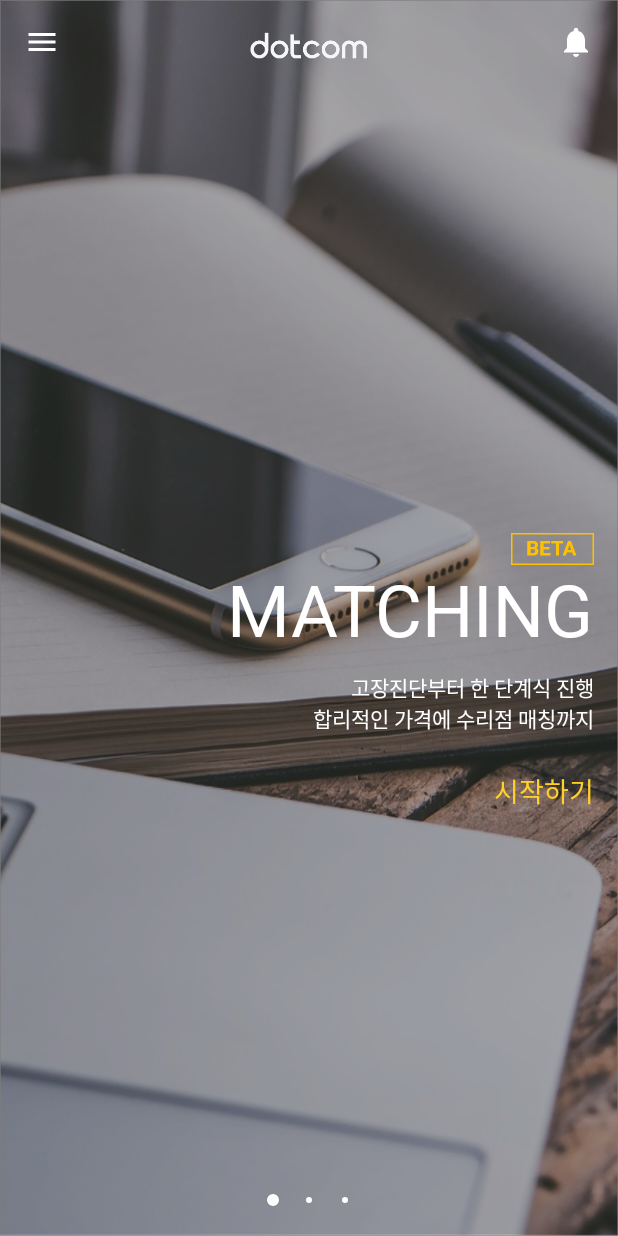
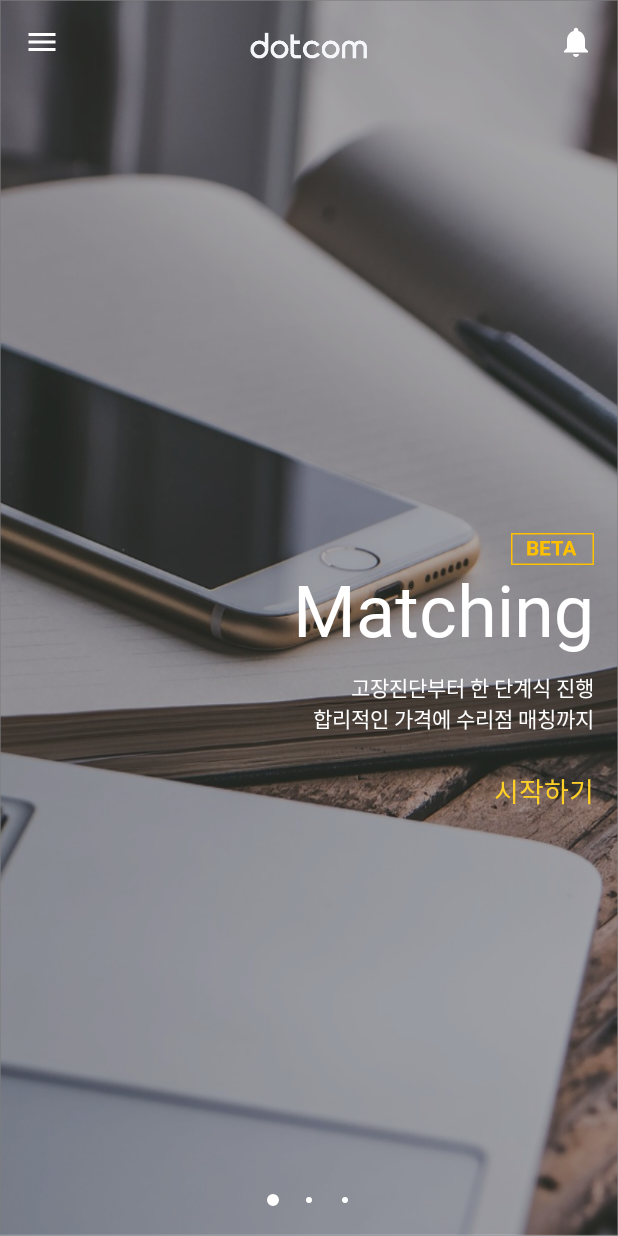
Before and after one commit to luvHaze/projectDotcom, an Android app: the Fragment_Matching screen opened directly, with no data from a screen before it, on a phone screen of 412 x 824 dp. Run offline under Robolectric (Android 15) with nearby library versions, the phone set to English and light mode, and no system bars.

Commit message:
2020-06-05

```diff
--- a/Dotcom/app/src/main/java/luv/zoey/dotcom/IntroActivity.kt
+++ b/Dotcom/app/src/main/java/luv/zoey/dotcom/IntroActivity.kt
@@ -6,6 +6,7 @@ import androidx.appcompat.app.AppCompatActivity
 import android.os.Bundle
 import android.os.Handler
 import android.view.View
+import android.view.WindowManager
 import android.view.animation.Animation
 import android.view.animation.AnimationUtils
 import kotlinx.android.synthetic.main.activity_intro.*
--- a/Dotcom/app/src/main/java/luv/zoey/dotcom/MenuActivity.kt
+++ b/Dotcom/app/src/main/java/luv/zoey/dotcom/MenuActivity.kt
@@ -27,7 +27,6 @@ class MenuActivity : AppCompatActivity(), NavigationView.OnNavigationItemSelecte
 
         init()
     }
-
     private fun init() {
         // [액션바] 초기화 단계
         setSupportActionBar(toolbar)
@@ -35,7 +34,6 @@ class MenuActivity : AppCompatActivity(), NavigationView.OnNavigationItemSelecte
         toolbar_menu.setOnClickListener {
             drawer_parent.openDrawer(Gravity.LEFT)
         }
-
         // [페이지뷰] 초기화 단계
         fragmentAdapter.apply {
             addItem(Fragment_Matching())
@@ -50,9 +48,6 @@ class MenuActivity : AppCompatActivity(), NavigationView.OnNavigationItemSelecte
         navigationView.setOnClickListener {
             Toast.makeText(this, "Clicked", Toast.LENGTH_LONG).show()
         }
-
-
-
     }
     override fun onNavigationItemSelected(item: MenuItem): Boolean {
         when (item.itemId) {
@@ -72,7 +67,6 @@ class MenuActivity : AppCompatActivity(), NavigationView.OnNavigationItemSelecte
                 return true
             }
         }
-
         return true
     }
 
--- a/Dotcom/app/src/main/java/luv/zoey/dotcom/Model/Estimate.kt
+++ b/Dotcom/app/src/main/java/luv/zoey/dotcom/Model/Estimate.kt
@@ -1,7 +1,6 @@
 package luv.zoey.dotcom.Model
 
 data class Estimate(
-
     var EST_ID : Int,
     var EST_State : String,
     var EST_Title : String,
--- a/Dotcom/app/src/main/res/layout/fragment__matching.xml
+++ b/Dotcom/app/src/main/res/layout/fragment__matching.xml
@@ -24,7 +24,7 @@
         android:layout_marginEnd="16dp"
         android:fontFamily="@font/notosanscjkkrblack"
         android:includeFontPadding="false"
-        android:text="MATCHING"
+        android:text="Matching"
         android:textColor="#ffffff"
         android:textSize="48sp"
         app:layout_constraintEnd_toEndOf="parent"
```
Also changed, not shown: 1 other file.
